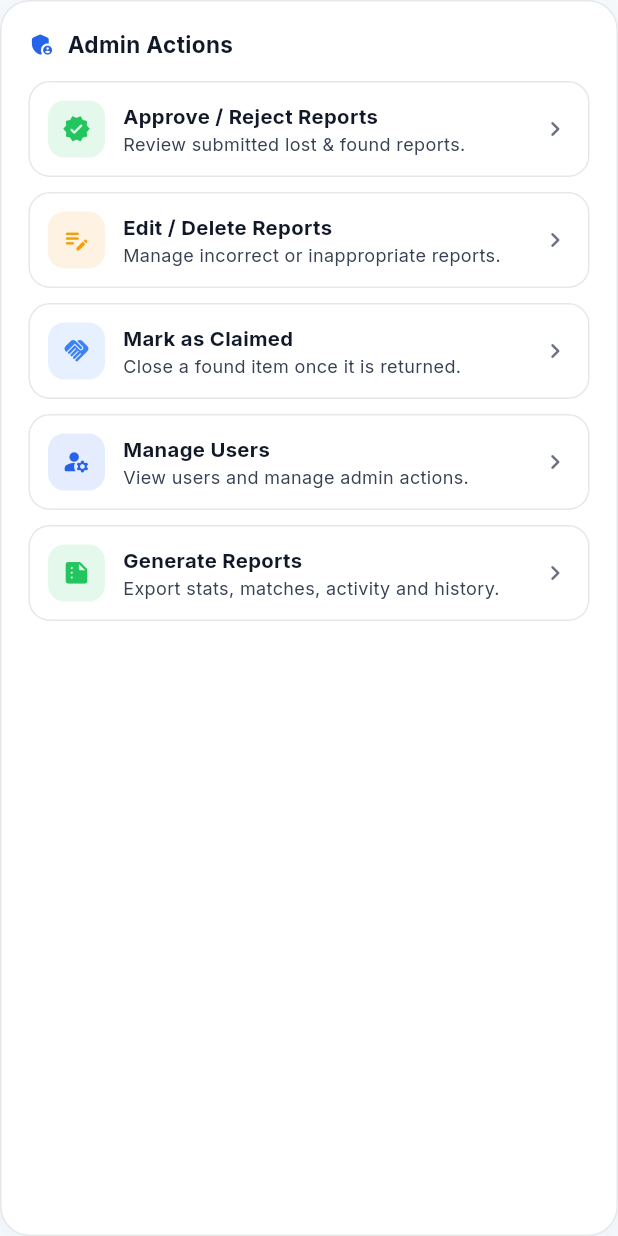
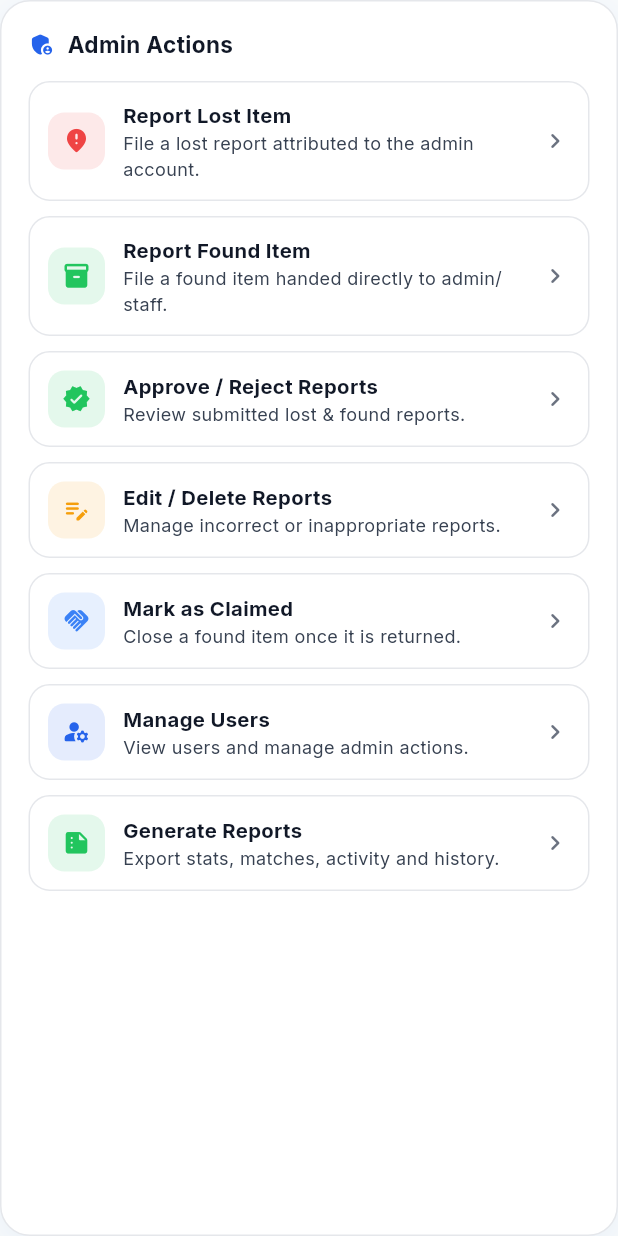
Before and after one commit to V3ntong/kahkenshaney, a Flutter app: the _AdminActionsCard widget shown alone on an empty page, opened directly, on a phone screen of 412 x 824 dp. Run offline on Flutter 3.47's test engine with Material 3 defaults, Android fonts, the light colour scheme and no system bars; our stand-ins replace cached_network_image, cloud_firestore, cloud_functions, firebase_auth, firebase_core, firebase_messaging and 5 more; missing offline and left inert: firebase_app_check; accounts and stored records are empty; network calls fail.

Commit message:
feat(admin): B2 - add Report Lost/Found entry points on Admin Actions card, auto-attributed to admin account

```diff
--- a/lib/screens/admin_dashboard.dart
+++ b/lib/screens/admin_dashboard.dart
@@ -12,6 +12,8 @@ import 'package:cloud_functions/cloud_functions.dart';
 import '../data/firestore/admin_repository.dart';
 import '../mainpage.dart';
 import '../models/lost_found_item.dart';
+import '../pages/report_lost_page.dart';
+import '../pages/submit_found_page.dart';
 import '../services/admin_api.dart';
 import '../services/auth_service.dart';
 import '../theme/app_theme.dart';
@@ -1977,6 +1979,30 @@ class _AdminActionsCard extends StatelessWidget {
       icon: Icons.admin_panel_settings_rounded,
       child: Column(
         children: [
+          // B2: admins file reports directly (items handed to staff in
+          // person). Both forms attribute the report to the signed-in admin
+          // account via their internal `_currentUid()`.
+          _ActionTile(
+            icon: Icons.fmd_bad_rounded,
+            color: AppColors.error,
+            title: 'Report Lost Item',
+            subtitle: 'File a lost report attributed to the admin account.',
+            onTap: () => Navigator.push(
+              context,
+              MaterialPageRoute(builder: (_) => const ReportLostPage()),
+            ),
+          ),
+          _ActionTile(
+            icon: Icons.inventory_2_rounded,
+            color: AppColors.success,
+            title: 'Report Found Item',
+            subtitle:
+                'File a found item handed directly to admin/staff.',
+            onTap: () => Navigator.push(
+              context,
+              MaterialPageRoute(builder: (_) => const SubmitFoundPage()),
+            ),
+          ),
           _ActionTile(
             icon: Icons.verified_rounded,
             color: AppColors.success,
@@ -2019,12 +2045,17 @@ class _ActionTile extends StatelessWidget {
     required this.color,
     required this.title,
     required this.subtitle,
+    this.onTap,
   });
 
   final IconData icon;
   final Color color;
   final String title;
   final String subtitle;
+
+  /// When set the tile performs this action; otherwise it keeps the legacy
+  /// "coming soon" placeholder behavior.
+  final VoidCallback? onTap;
 
   @override
   Widget build(BuildContext context) {
@@ -2034,9 +2065,10 @@ class _ActionTile extends StatelessWidget {
         color: AppColors.surface,
         borderRadius: BorderRadius.circular(14),
         child: InkWell(
-          onTap: () => ScaffoldMessenger.of(context).showSnackBar(
-            SnackBar(content: Text('$title is coming soon.')),
-          ),
+          onTap: onTap ??
+              () => ScaffoldMessenger.of(context).showSnackBar(
+                SnackBar(content: Text('$title is coming soon.')),
+              ),
           borderRadius: BorderRadius.circular(14),
           child: Container(
             padding: const EdgeInsets.all(12),
```
